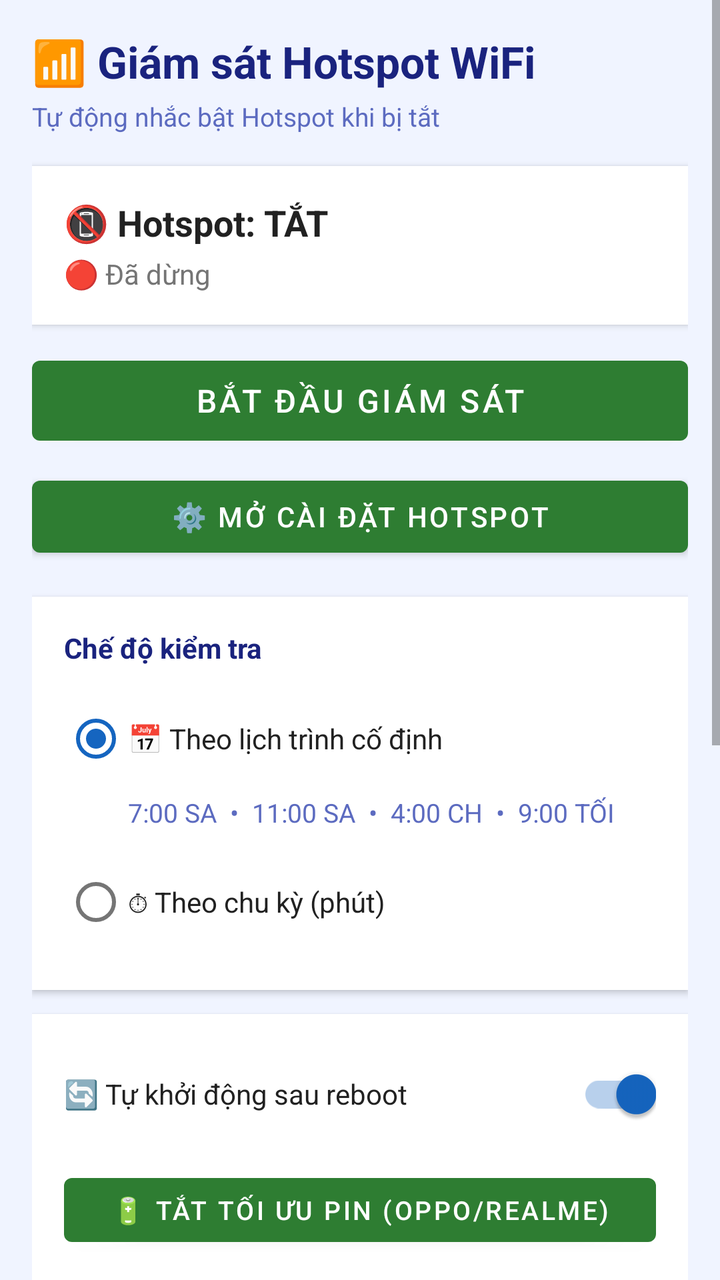
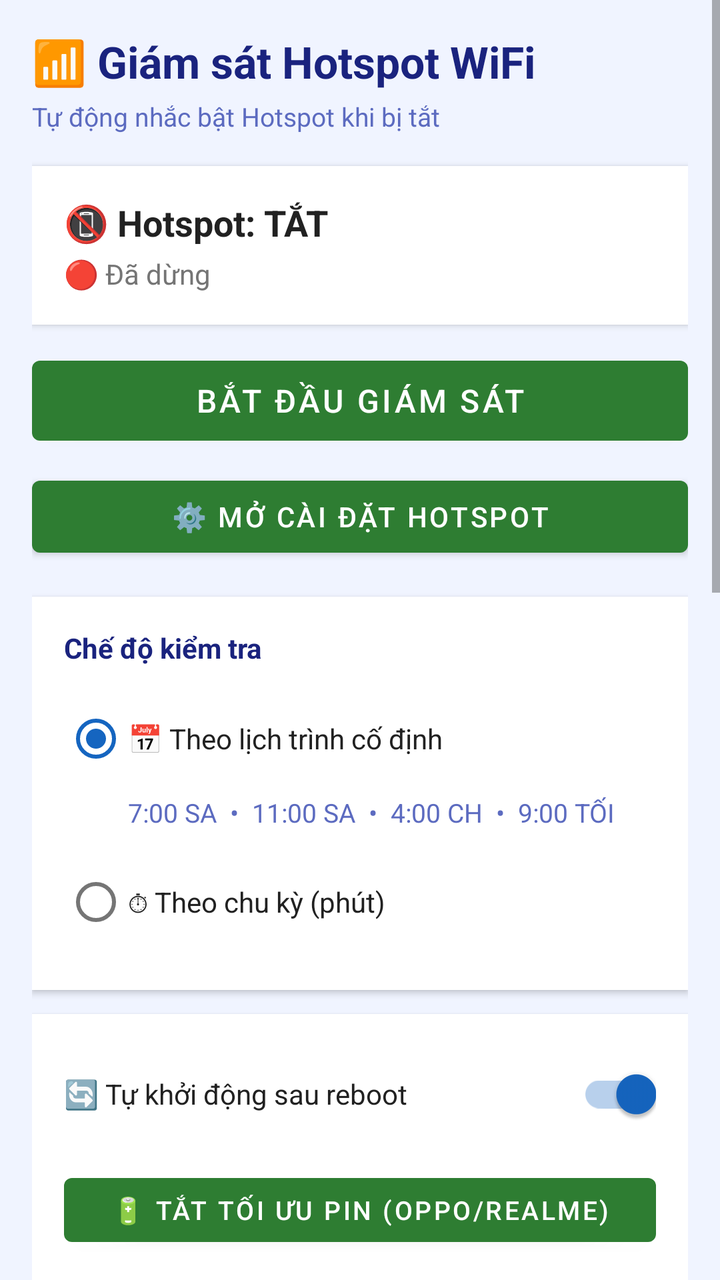

Before-and-after screenshots of an Android layout around one commit, followed by the original layout XML and the change that was made.
<!-- AndroidManifest.xml: application theme Theme.WifiMonitor -->
<!-- res/layout/activity_main.xml -->
<?xml version="1.0" encoding="utf-8"?>
<ScrollView xmlns:android="http://schemas.android.com/apk/res/android"
    android:layout_width="match_parent"
    android:layout_height="match_parent"
    android:background="#F0F4FF">

    <LinearLayout
        android:layout_width="match_parent"
        android:layout_height="wrap_content"
        android:orientation="vertical"
        android:padding="16dp">

        
        <TextView
            android:layout_width="match_parent"
            android:layout_height="wrap_content"
            android:text="📶 Giám sát Hotspot WiFi"
            android:textSize="22sp"
            android:textStyle="bold"
            android:textColor="#1A237E"
            android:layout_marginBottom="4dp" />

        <TextView
            android:layout_width="match_parent"
            android:layout_height="wrap_content"
            android:text="Tự động nhắc bật Hotspot khi bị tắt"
            android:textSize="13sp"
            android:textColor="#5C6BC0"
            android:layout_marginBottom="16dp" />

        
        <LinearLayout
            android:layout_width="match_parent"
            android:layout_height="wrap_content"
            android:orientation="vertical"
            android:background="#FFFFFF"
            android:padding="16dp"
            android:layout_marginBottom="12dp"
            android:elevation="2dp">

            <TextView
                android:id="@+id/tvHotspot"
                android:layout_width="match_parent"
                android:layout_height="wrap_content"
                android:text="📵 Hotspot: TẮT"
                android:textSize="18sp"
                android:textStyle="bold"
                android:textColor="#212121"
                android:layout_marginBottom="4dp" />

            <TextView
                android:id="@+id/tvStatus"
                android:layout_width="match_parent"
                android:layout_height="wrap_content"
                android:text="🔴 Đã dừng"
                android:textSize="14sp"
                android:textColor="#757575" />

        </LinearLayout>

        
        <Button
            android:id="@+id/btnToggle"
            android:layout_width="match_parent"
            android:layout_height="52dp"
            android:text="Bắt đầu giám sát"
            android:textSize="16sp"
            android:layout_marginBottom="8dp" />

        <Button
            android:id="@+id/btnSettings"
            android:layout_width="match_parent"
            android:layout_height="48dp"
            android:text="⚙️ Mở cài đặt Hotspot"
            android:textSize="14sp"
            android:layout_marginBottom="16dp" />

        
        <LinearLayout
            android:layout_width="match_parent"
            android:layout_height="wrap_content"
            android:orientation="vertical"
            android:background="#FFFFFF"
            android:padding="16dp"
            android:layout_marginBottom="12dp"
            android:elevation="2dp">

            <TextView
                android:layout_width="match_parent"
                android:layout_height="wrap_content"
                android:text="Chế độ kiểm tra"
                android:textSize="14sp"
                android:textStyle="bold"
                android:textColor="#1A237E"
                android:layout_marginBottom="12dp" />

            <RadioGroup
                android:id="@+id/radioGroup"
                android:layout_width="match_parent"
                android:layout_height="wrap_content"
                android:orientation="vertical">

                
                <RadioButton
                    android:id="@+id/radioSchedule"
                    android:layout_width="match_parent"
                    android:layout_height="wrap_content"
                    android:text="📅 Theo lịch trình cố định"
                    android:textSize="14sp"
                    android:textColor="#212121"
                    android:checked="true"
                    android:layout_marginBottom="4dp" />

                
                <LinearLayout
                    android:id="@+id/layoutScheduleInfo"
                    android:layout_width="match_parent"
                    android:layout_height="wrap_content"
                    android:orientation="vertical"
                    android:layout_marginStart="32dp"
                    android:layout_marginBottom="12dp">

                    <TextView
                        android:id="@+id/tvScheduleTimes"
                        android:layout_width="match_parent"
                        android:layout_height="wrap_content"
                        android:text="7:00 SA  •  11:00 SA  •  4:00 CH  •  9:00 TỐI"
                        android:textSize="13sp"
                        android:textColor="#5C6BC0" />

                </LinearLayout>

                
                <RadioButton
                    android:id="@+id/radioInterval"
                    android:layout_width="match_parent"
                    android:layout_height="wrap_content"
                    android:text="⏱ Theo chu kỳ (phút)"
                    android:textSize="14sp"
                    android:textColor="#212121"
                    android:layout_marginBottom="4dp" />

                
                <LinearLayout
                    android:id="@+id/layoutInterval"
                    android:layout_width="match_parent"
                    android:layout_height="wrap_content"
                    android:orientation="horizontal"
                    android:gravity="center_vertical"
                    android:layout_marginStart="32dp"
                    android:visibility="gone">

                    <Button
                        android:id="@+id/btnMinus"
                        android:layout_width="44dp"
                        android:layout_height="44dp"
                        android:text="−"
                        android:textSize="20sp"
                        android:padding="0dp" />

                    <TextView
                        android:id="@+id/tvInterval"
                        android:layout_width="0dp"
                        android:layout_height="wrap_content"
                        android:layout_weight="1"
                        android:text="5 phút"
                        android:textSize="17sp"
                        android:textStyle="bold"
                        android:textColor="#212121"
                        android:gravity="center" />

                    <Button
                        android:id="@+id/btnPlus"
                        android:layout_width="44dp"
                        android:layout_height="44dp"
                        android:text="+"
                        android:textSize="20sp"
                        android:padding="0dp" />

                </LinearLayout>

            </RadioGroup>
        </LinearLayout>

        
        <LinearLayout
            android:layout_width="match_parent"
            android:layout_height="wrap_content"
            android:orientation="vertical"
            android:background="#FFFFFF"
            android:padding="16dp"
            android:layout_marginBottom="12dp"
            android:elevation="2dp">

            <LinearLayout
                android:layout_width="match_parent"
                android:layout_height="wrap_content"
                android:orientation="horizontal"
                android:gravity="center_vertical"
                android:layout_marginBottom="12dp">

                <TextView
                    android:layout_width="0dp"
                    android:layout_height="wrap_content"
                    android:layout_weight="1"
                    android:text="🔄 Tự khởi động sau reboot"
                    android:textSize="14sp"
                    android:textColor="#212121" />

                <androidx.appcompat.widget.SwitchCompat
                    android:id="@+id/switchAutoStart"
                    android:layout_width="wrap_content"
                    android:layout_height="wrap_content"
                    android:checked="true" />

            </LinearLayout>

            <Button
                android:id="@+id/btnBattery"
                android:layout_width="match_parent"
                android:layout_height="44dp"
                android:text="🔋 Tắt tối ưu pin (Oppo/Realme)"
                android:textSize="13sp" />

        </LinearLayout>


        
        <LinearLayout
            android:layout_width="match_parent"
            android:layout_height="wrap_content"
            android:orientation="vertical"
            android:background="#FFFFFF"
            android:padding="16dp"
            android:layout_marginBottom="12dp"
            android:elevation="2dp">

            <TextView
                android:layout_width="match_parent"
                android:layout_height="wrap_content"
                android:text="🎵 Nhạc cảnh báo"
                android:textSize="14sp"
                android:textStyle="bold"
                android:textColor="#1A237E"
                android:layout_marginBottom="8dp" />

            <TextView
                android:id="@+id/tvMp3Name"
                android:layout_width="match_parent"
                android:layout_height="wrap_content"
                android:text="Chưa chọn — dùng chuông mặc định"
                android:textSize="13sp"
                android:textColor="#5C6BC0"
                android:layout_marginBottom="10dp" />

            <LinearLayout
                android:layout_width="match_parent"
                android:layout_height="wrap_content"
                android:orientation="horizontal">

                <Button
                    android:id="@+id/btnPickMp3"
                    android:layout_width="0dp"
                    android:layout_height="44dp"
                    android:layout_weight="1"
                    android:text="Chọn file .mp3"
                    android:textSize="13sp"
                    android:layout_marginEnd="8dp" />

                <Button
                    android:id="@+id/btnClearMp3"
                    android:layout_width="wrap_content"
                    android:layout_height="44dp"
                    android:text="Xóa"
                    android:textSize="13sp"
                    android:visibility="gone" />

            </LinearLayout>
        </LinearLayout>


        
        <LinearLayout
            android:layout_width="match_parent"
            android:layout_height="wrap_content"
            android:orientation="vertical"
            android:background="#FFFFFF"
            android:padding="16dp"
            android:layout_marginBottom="12dp"
            android:elevation="2dp">

            <LinearLayout
                android:layout_width="match_parent"
                android:layout_height="wrap_content"
                android:orientation="horizontal"
                android:gravity="center_vertical"
                android:layout_marginBottom="6dp">

                <TextView
                    android:layout_width="0dp"
                    android:layout_height="wrap_content"
                    android:layout_weight="1"
                    android:text="🔋 Cảnh báo pin yếu"
                    android:textSize="14sp"
                    android:textStyle="bold"
                    android:textColor="#1A237E" />

                <androidx.appcompat.widget.SwitchCompat
                    android:id="@+id/switchBatteryAlert"
                    android:layout_width="wrap_content"
                    android:layout_height="wrap_content"
                    android:checked="true" />

            </LinearLayout>

            <LinearLayout
                android:layout_width="match_parent"
                android:layout_height="wrap_content"
                android:orientation="horizontal"
                android:gravity="center_vertical">

                <TextView
                    android:layout_width="0dp"
                    android:layout_height="wrap_content"
                    android:layout_weight="1"
                    android:text="Báo khi pin dưới"
                    android:textSize="13sp"
                    android:textColor="#757575" />

                <Button
                    android:id="@+id/btnBatteryMinus"
                    android:layout_width="36dp"
                    android:layout_height="36dp"
                    android:text="−"
                    android:textSize="18sp"
                    android:padding="0dp" />

                <TextView
                    android:id="@+id/tvBatteryThreshold"
                    android:layout_width="52dp"
                    android:layout_height="wrap_content"
                    android:text="20%"
                    android:textSize="16sp"
                    android:textStyle="bold"
                    android:textColor="#212121"
                    android:gravity="center" />

                <Button
                    android:id="@+id/btnBatteryPlus"
                    android:layout_width="36dp"
                    android:layout_height="36dp"
                    android:text="+"
                    android:textSize="18sp"
                    android:padding="0dp" />

            </LinearLayout>

            
            <TextView
                android:layout_width="match_parent"
                android:layout_height="wrap_content"
                android:text="🎵 Nhạc cảnh báo pin"
                android:textSize="13sp"
                android:textColor="#5C6BC0"
                android:textStyle="bold"
                android:layout_marginTop="10dp"
                android:layout_marginBottom="4dp" />

            <TextView
                android:id="@+id/tvBatteryMp3Name"
                android:layout_width="match_parent"
                android:layout_height="wrap_content"
                android:text="Chưa chọn — dùng nhạc Hotspot hoặc chuông mặc định"
                android:textSize="12sp"
                android:textColor="#757575"
                android:layout_marginBottom="8dp" />

            <LinearLayout
                android:layout_width="match_parent"
                android:layout_height="wrap_content"
                android:orientation="horizontal">

                <Button
                    android:id="@+id/btnPickBatteryMp3"
                    android:layout_width="0dp"
                    android:layout_height="40dp"
                    android:layout_weight="1"
                    android:text="Chọn file .mp3"
                    android:textSize="12sp"
                    android:layout_marginEnd="8dp" />

                <Button
                    android:id="@+id/btnClearBatteryMp3"
                    android:layout_width="wrap_content"
                    android:layout_height="40dp"
                    android:text="Xóa"
                    android:textSize="12sp"
                    android:visibility="gone" />

            </LinearLayout>

        </LinearLayout>


        <TextView
            android:layout_width="match_parent"
            android:layout_height="wrap_content"
            android:text="💡 Trên Oppo/Realme: Settings → App → WiFi Monitor → Auto Launch → BẬT"
            android:textSize="12sp"
            android:textColor="#757575"
            android:layout_marginBottom="8dp" />

    </LinearLayout>
</ScrollView>
<!-- resources referenced by this layout -->
<resources>
  <style name="Theme.WifiMonitor" parent="Theme.MaterialComponents.DayNight.NoActionBar">
          <item name="colorPrimary">#2E7D32</item>
          <item name="colorPrimaryVariant">#1B5E20</item>
          <item name="colorOnPrimary">#FFFFFF</item>
          <item name="colorSecondary">#1565C0</item>
          <item name="colorOnSecondary">#FFFFFF</item>
          <item name="android:statusBarColor">#2E7D32</item>
      </style>
</resources>

<!-- the commit's change to res/layout/activity_main.xml (unified diff, before → after) -->
@@ -401,6 +401,117 @@
 
         </LinearLayout>
 
+        
+        <LinearLayout
+            android:layout_width="match_parent"
+            android:layout_height="wrap_content"
+            android:orientation="vertical"
+            android:background="#FFFFFF"
+            android:padding="16dp"
+            android:layout_marginBottom="12dp"
+            android:elevation="2dp">
+
+            <LinearLayout
+                android:layout_width="match_parent"
+                android:layout_height="wrap_content"
+                android:orientation="horizontal"
+                android:gravity="center_vertical"
+                android:layout_marginBottom="10dp">
+
+                <TextView
+                    android:layout_width="0dp"
+                    android:layout_height="wrap_content"
+                    android:layout_weight="1"
+                    android:text="⏰ Đồng hồ báo thức"
+                    android:textSize="14sp"
+                    android:textStyle="bold"
+                    android:textColor="#1A237E" />
+
+                <androidx.appcompat.widget.SwitchCompat
+                    android:id="@+id/switchAlarmEnabled"
+                    android:layout_width="wrap_content"
+                    android:layout_height="wrap_content" />
+
+            </LinearLayout>
+
+            <LinearLayout
+                android:layout_width="match_parent"
+                android:layout_height="wrap_content"
+                android:orientation="horizontal"
+                android:gravity="center_vertical"
+                android:layout_marginBottom="12dp">
+
+                <TextView
+                    android:id="@+id/tvAlarmTime"
+                    android:layout_width="0dp"
+                    android:layout_height="wrap_content"
+                    android:layout_weight="1"
+                    android:text="06:00"
+                    android:textSize="22sp"
+                    android:textStyle="bold"
+                    android:textColor="#212121" />
+
+                <Button
+                    android:id="@+id/btnPickAlarmTime"
+                    android:layout_width="wrap_content"
+                    android:layout_height="44dp"
+                    android:text="Chọn giờ"
+                    android:textSize="13sp" />
+
+            </LinearLayout>
+
+            
+            <TextView
+                android:layout_width="match_parent"
+                android:layout_height="wrap_content"
+                android:text="🎵 Nhạc báo thức"
+                android:textSize="13sp"
+                android:textColor="#5C6BC0"
+                android:textStyle="bold"
+                android:layout_marginBottom="4dp" />
+
+            <TextView
+                android:id="@+id/tvAlarmMp3Name"
+                android:layout_width="match_parent"
+                android:layout_height="wrap_content"
+                android:text="Chưa chọn — dùng chuông báo thức mặc định"
+                android:textSize="12sp"
+                android:textColor="#757575"
+                android:layout_marginBottom="8dp" />
+
+            <LinearLayout
+                android:layout_width="match_parent"
+                android:layout_height="wrap_content"
+                android:orientation="horizontal"
+                android:layout_marginBottom="10dp">
+
+                <Button
+                    android:id="@+id/btnPickAlarmMp3"
+                    android:layout_width="0dp"
+                    android:layout_height="40dp"
+                    android:layout_weight="1"
+                    android:text="Chọn file .mp3"
+                    android:textSize="12sp"
+                    android:layout_marginEnd="8dp" />
+
+                <Button
+                    android:id="@+id/btnClearAlarmMp3"
+                    android:layout_width="wrap_content"
+                    android:layout_height="40dp"
+                    android:text="Xóa"
+                    android:textSize="12sp"
+                    android:visibility="gone" />
+
+            </LinearLayout>
+
+            <TextView
+                android:layout_width="match_parent"
+                android:layout_height="wrap_content"
+                android:text="Sẽ báo tối đa 3 lần trong 15 phút nếu bạn không bấm Dừng."
+                android:textSize="12sp"
+                android:textColor="#757575" />
+
+        </LinearLayout>
 
         <TextView
             android:layout_width="match_parent"
